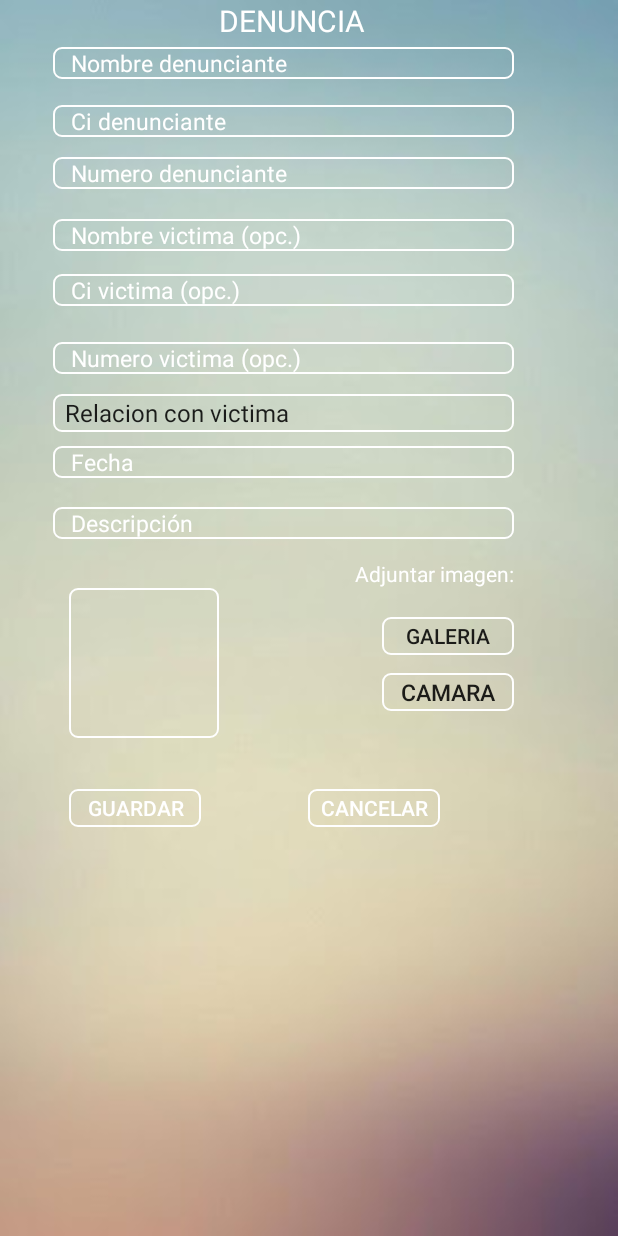
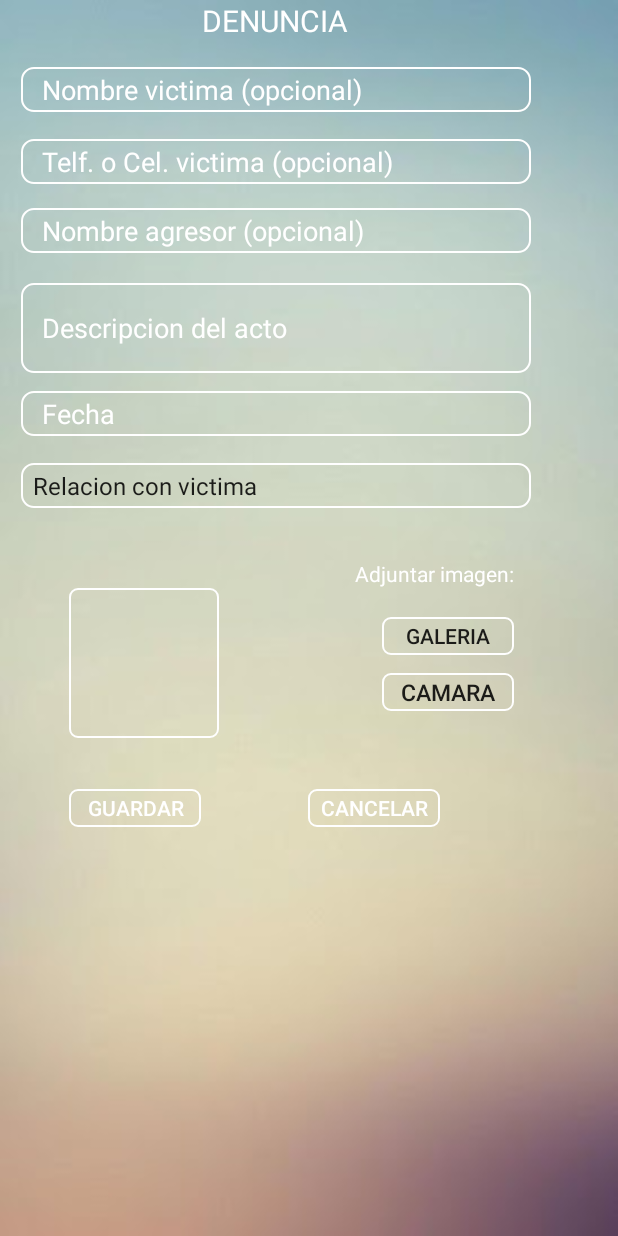
Before and after one commit to dannidanna/warmi, an Android app: the DenunciaActivity screen opened directly, with no data from a screen before it, on a phone screen of 412 x 824 dp. Run offline under Robolectric (Android 15) with nearby library versions, the phone set to English and light mode, and no system bars; our stand-ins replace Firebase (no records; nobody signed in at launch, a user with empty details on screens opened directly).

Commit message:
Inicio de sesion y correciones en una denuncia

```diff
--- a/Warmi/app/src/main/res/layout/activity_denuncia.xml
+++ b/Warmi/app/src/main/res/layout/activity_denuncia.xml
@@ -13,156 +13,6 @@
         android:layout_height="551dp"
         tools:layout_editor_absoluteX="8dp"
         tools:layout_editor_absoluteY="8dp">
-
-        <EditText
-            android:id="@+id/ciDen"
-            android:layout_width="wrap_content"
-            android:layout_height="wrap_content"
-            android:background="@drawable/borde"
-            android:ems="10"
-            android:hint="   Ci denunciante"
-            android:inputType="text"
-            android:textSize="15dp"
-            android:layout_marginBottom="13dp"
-            android:layout_above="@+id/numDen"
-            android:layout_alignLeft="@+id/numDen"
-            android:layout_alignStart="@+id/numDen"
-            android:layout_alignRight="@+id/numDen"
-            android:layout_alignEnd="@+id/numDen"
-            android:textColor="@android:color/background_light"
-            android:textColorHint="@android:color/background_light"/>
-
-        <EditText
-
-            android:id="@+id/ciVic"
-            android:layout_width="wrap_content"
-            android:layout_height="wrap_content"
-            android:background="@drawable/borde"
-            android:ems="10"
-            android:hint="   Ci victima (opc.)"
-            android:inputType="text"
-            android:textSize="15dp"
-            android:layout_above="@+id/numVic"
-            android:layout_alignLeft="@+id/numVic"
-            android:layout_alignStart="@+id/numVic"
-            android:layout_marginBottom="24dp"
-            android:layout_alignRight="@+id/numVic"
-            android:layout_alignEnd="@+id/numVic"
-            android:textColor="@android:color/background_light"
-            android:textColorHint="@android:color/background_light"/>
-
-        <EditText
-            android:id="@+id/nomDen"
-            android:textColor="@android:color/background_light"
-            android:textColorHint="@android:color/background_light"
-            android:layout_width="wrap_content"
-            android:layout_height="wrap_content"
-            android:background="@drawable/borde"
-            android:ems="10"
-            android:hint="   Nombre denunciante"
-            android:inputType="textPersonName"
-            android:textSize="15dp"
-            android:layout_above="@+id/ciDen"
-            android:layout_alignLeft="@+id/ciDen"
-            android:layout_alignStart="@+id/ciDen"
-            android:layout_marginBottom="17dp"
-            android:layout_alignRight="@+id/ciDen"
-            android:layout_alignEnd="@+id/ciDen" />
-
-        <EditText
-            android:id="@+id/nomVic"
-            android:layout_width="wrap_content"
-            android:layout_height="wrap_content"
-            android:background="@drawable/borde"
-            android:ems="10"
-            android:hint="   Nombre victima (opc.)"
-            android:inputType="textPersonName"
-            android:textSize="15dp"
-            android:layout_above="@+id/ciVic"
-            android:layout_alignLeft="@+id/ciVic"
-            android:layout_alignStart="@+id/ciVic"
-            android:layout_marginBottom="15dp"
-            android:layout_alignRight="@+id/ciVic"
-            android:layout_alignEnd="@+id/ciVic"
-            android:textColor="@android:color/background_light"
-            android:textColorHint="@android:color/background_light"/>
-
-        <EditText
-            android:id="@+id/numDen"
-            android:layout_width="wrap_content"
-            android:layout_height="wrap_content"
-            android:background="@drawable/borde"
-            android:ems="10"
-            android:hint="   Numero denunciante"
-            android:inputType="number"
-            android:textSize="15dp"
-            android:layout_above="@+id/nomVic"
-            android:layout_alignLeft="@+id/nomVic"
-            android:layout_alignStart="@+id/nomVic"
-            android:layout_marginBottom="20dp"
-            android:layout_alignRight="@+id/nomVic"
-            android:layout_alignEnd="@+id/nomVic"
-            android:textColor="@android:color/background_light"
-            android:textColorHint="@android:color/background_light"/>
-
-        <EditText
-
-            android:id="@+id/numVic"
-            android:layout_width="wrap_content"
-            android:layout_height="wrap_content"
-            android:background="@drawable/borde"
-            android:ems="10"
-            android:hint="   Numero victima (opc.)"
-            android:inputType="number"
-            android:textSize="15dp"
-            android:textColor="@android:color/background_light"
-            android:textColorHint="@android:color/background_light"
-            android:layout_above="@+id/relacion"
-            android:layout_alignLeft="@+id/relacion"
-            android:layout_alignStart="@+id/relacion"
-            android:layout_marginBottom="13dp"
-            android:layout_alignRight="@+id/relacion"
-            android:layout_alignEnd="@+id/relacion" />
-
-        <EditText
-
-            android:id="@+id/fechaDen"
-            android:layout_width="wrap_content"
-            android:layout_height="wrap_content"
-            android:background="@drawable/borde"
-            android:ems="10"
-            android:hint="   Fecha"
-            android:inputType="date"
-            android:textSize="15dp"
-            android:layout_above="@+id/descDen"
-            android:layout_marginBottom="19dp"
-            android:layout_alignLeft="@+id/descDen"
-            android:layout_alignStart="@+id/descDen"
-            android:layout_alignRight="@+id/descDen"
-            android:layout_alignEnd="@+id/descDen"
-            android:textColor="@android:color/background_light"
-            android:textColorHint="@android:color/background_light"/>
-
-        <EditText
-
-            android:id="@+id/descDen"
-            android:layout_width="wrap_content"
-            android:layout_height="wrap_content"
-            android:layout_marginBottom="13dp"
-            android:background="@drawable/borde"
-            android:ems="10"
-            android:hint="   Descripción"
-            android:inputType="text"
-            android:textSize="15dp"
-            android:layout_marginLeft="35dp"
-            android:layout_above="@+id/textView"
-            android:layout_alignParentLeft="true"
-            android:layout_alignParentStart="true"
-            android:layout_marginStart="35dp"
-            android:layout_alignRight="@+id/textView"
-            android:layout_alignEnd="@+id/textView"
-            android:textColor="@android:color/background_light"
-            android:textColorHint="@android:color/background_light"/>
 
         <Button
 
@@ -192,17 +42,6 @@
             android:background="@drawable/borde"
             android:text="Cancelar"
             android:textColor="@android:color/background_light" />
-
-        <Spinner
-            android:id="@+id/relacion"
-            android:layout_width="match_parent"
-            android:layout_height="25dp"
-            android:layout_alignEnd="@+id/fechaDen"
-            android:layout_alignLeft="@+id/fechaDen"
-            android:layout_alignRight="@+id/fechaDen"
-            android:layout_alignStart="@+id/fechaDen"
-            android:layout_centerVertical="true"
-            android:background="@drawable/borde" />
 
         <Button
 
@@ -254,12 +93,97 @@
             android:id="@+id/textView2"
             android:layout_width="wrap_content"
             android:layout_height="wrap_content"
-            android:layout_toEndOf="@+id/imageView"
-            android:layout_toRightOf="@+id/imageView"
             android:text="DENUNCIA"
             android:textColor="@android:color/background_light"
             android:textSize="20dp"
-            android:layout_alignParentTop="true" />
+            android:layout_alignParentTop="true"
+            android:layout_centerHorizontal="true" />
+
+        <EditText
+            android:id="@+id/nomVic"
+            android:layout_below="@+id/textView2"
+            android:layout_centerHorizontal="true"
+            android:layout_marginTop="17dp"
+            android:ems="10"
+            android:inputType="textPersonName"
+            android:textColor="@android:color/background_light"
+            android:textColorHint="@android:color/background_light"
+            android:background="@drawable/bordedos"
+            android:hint="   Nombre victima (opcional)"
+            android:layout_width="340dp"
+            android:layout_height="30dp"/>
+
+
+        <EditText
+            android:id="@+id/numVic"
+            android:layout_width="340dp"
+            android:layout_height="30dp"
+            android:layout_below="@+id/nomVic"
+            android:layout_centerHorizontal="true"
+            android:layout_marginTop="18dp"
+            android:background="@drawable/bordedos"
+            android:ems="10"
+            android:hint="   Telf. o Cel. victima (opcional)"
+            android:inputType="number"
+            android:textColor="@android:color/background_light"
+            android:textColorHint="@android:color/background_light" />
+
+        <EditText
+            android:id="@+id/nomAgre"
+            android:layout_width="340dp"
+            android:layout_height="30dp"
+            android:background="@drawable/bordedos"
+            android:ems="10"
+            android:hint="   Nombre agresor (opcional)"
+            android:inputType="textPersonName"
+            android:textColor="@android:color/background_light"
+            android:textColorHint="@android:color/background_light"
+            android:layout_below="@+id/numVic"
+            android:layout_alignLeft="@+id/numVic"
+            android:layout_alignStart="@+id/numVic"
+            android:layout_marginTop="16dp" />
+
+        <EditText
+            android:id="@+id/descrip"
+            android:layout_marginTop="20dp"
+            android:ems="10"
+            android:inputType="textPersonName"
+            android:textColor="@android:color/background_light"
+            android:textColorHint="@android:color/background_light"
+            android:background="@drawable/bordedos"
+            android:hint="   Descripcion del acto"
+            android:layout_width="340dp"
+            android:layout_height="60dp"
+            android:layout_below="@+id/nomAgre"
+            android:layout_alignLeft="@+id/nomAgre"
+            android:layout_alignStart="@+id/nomAgre" />
+
+        <EditText
+            android:id="@+id/fecha"
+            android:ems="10"
+            android:inputType="date"
+            android:textColor="@android:color/background_light"
+            android:textColorHint="@android:color/background_light"
+            android:background="@drawable/bordedos"
+            android:hint="   Fecha"
+            android:layout_width="340dp"
+            android:layout_height="30dp"
+            android:layout_centerVertical="true"
+            android:layout_alignLeft="@+id/descrip"
+            android:layout_alignStart="@+id/descrip" />
+
+        <Spinner
+            android:id="@+id/relacion"
+            android:layout_width="340dp"
+            android:layout_height="30dp"
+            android:layout_alignLeft="@+id/fecha"
+            android:layout_alignStart="@+id/fecha"
+            android:layout_below="@+id/fecha"
+            android:layout_centerHorizontal="true"
+            android:layout_marginTop="18dp"
+            android:background="@drawable/bordedos"
+            android:textColor="@android:color/background_light"
+            android:textColorHint="@android:color/background_light" />
 
 
     </RelativeLayout>
--- a/Warmi/app/src/main/res/layout/activity_inst_info.xml
+++ b/Warmi/app/src/main/res/layout/activity_inst_info.xml
@@ -19,7 +19,7 @@
         android:layout_centerHorizontal="true" />
 
     <EditText
-        android:id="@+id/nomDen"
+        android:id="@+id/nombreVic"
         android:layout_width="match_parent"
         android:layout_height="25dp"
         android:background="@drawable/borde"
@@ -41,7 +41,7 @@
         android:textColor="@android:color/background_light"
         android:textColorHint="@android:color/background_light"
 
-        android:layout_below="@+id/nomDen"
+        android:layout_below="@+id/nombreVic"
         android:layout_centerHorizontal="true" />
 
 
```
Also changed, not shown: Warmi/app/src/main/java/app/warmi/rodriguez/danny/warmi/DenunciaActivity.java (+10 -20 lines), Warmi/app/src/main/java/app/warmi/rodriguez/danny/warmi/IniciarSesionActivity.java (+31 -1 lines), Warmi/app/src/main/java/app/warmi/rodriguez/danny/warmi/Objects/Denuncia.java (+26 -16 lines), Warmi/app/src/main/java/app/warmi/rodriguez/danny/warmi/Objects/Persona.java (deleted, +0 -50 lines).
